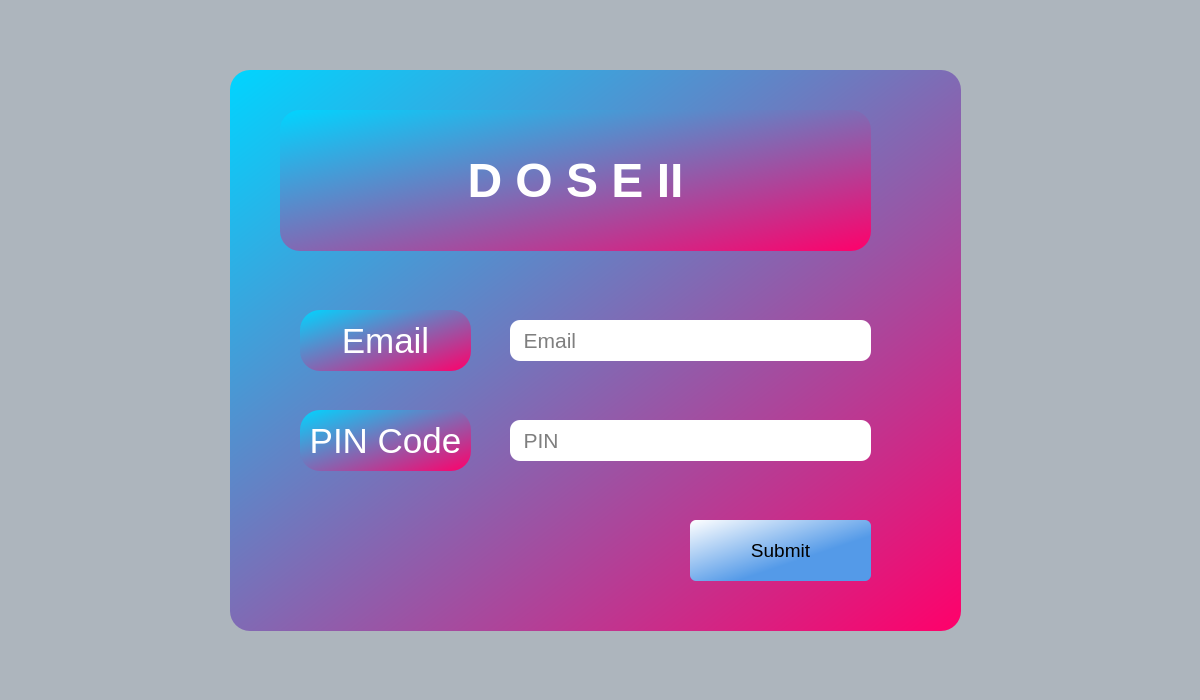
ayush-regmi/CoviCURE, file CoviCURE/Forms/Vaccine/loginview.ui: the form before one commit.
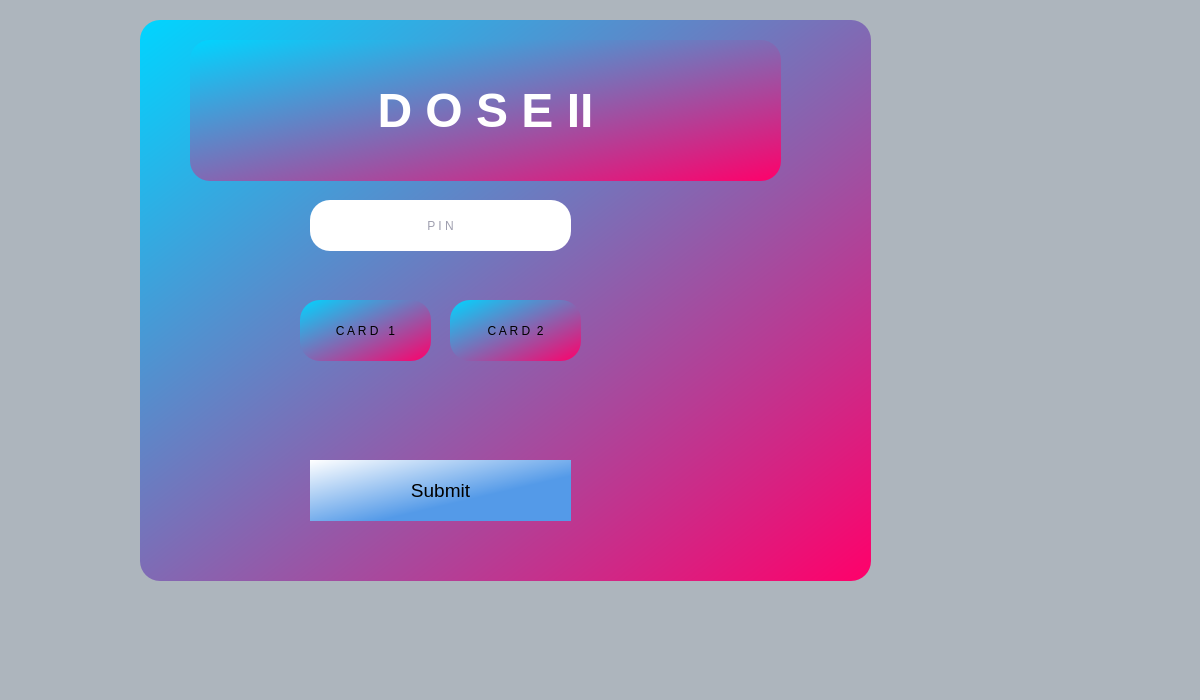
The form after the commit.

Patch:
```diff
--- a/CoviCURE/Forms/Vaccine/loginview.ui
+++ b/CoviCURE/Forms/Vaccine/loginview.ui
@@ -25,8 +25,8 @@
   <widget class="QGroupBox" name="groupBox">
    <property name="geometry">
     <rect>
-     <x>230</x>
-     <y>70</y>
+     <x>140</x>
+     <y>20</y>
      <width>731</width>
      <height>561</height>
     </rect>
@@ -42,7 +42,7 @@
     <property name="geometry">
      <rect>
       <x>50</x>
-      <y>40</y>
+      <y>20</y>
       <width>591</width>
       <height>141</height>
      </rect>
@@ -74,148 +74,12 @@
      <set>Qt::AlignCenter</set>
     </property>
    </widget>
-   <widget class="QLineEdit" name="lineEdit_email">
-    <property name="enabled">
-     <bool>true</bool>
-    </property>
-    <property name="geometry">
-     <rect>
-      <x>280</x>
-      <y>250</y>
-      <width>361</width>
-      <height>41</height>
-     </rect>
-    </property>
-    <property name="sizePolicy">
-     <sizepolicy hsizetype="Expanding" vsizetype="Preferred">
-      <horstretch>0</horstretch>
-      <verstretch>0</verstretch>
-     </sizepolicy>
-    </property>
-    <property name="font">
-     <font>
-      <pointsize>16</pointsize>
-      <italic>false</italic>
-      <bold>false</bold>
-     </font>
-    </property>
-    <property name="styleSheet">
-     <string notr="true">background-color: #fff;
-font: 16pt &quot;Segoe UI&quot;;
-
-border-radius: 10px;</string>
-    </property>
-    <property name="placeholderText">
-     <string>  Email</string>
-    </property>
-   </widget>
-   <widget class="QLabel" name="label_11">
-    <property name="geometry">
-     <rect>
-      <x>70</x>
-      <y>240</y>
-      <width>171</width>
-      <height>61</height>
-     </rect>
-    </property>
-    <property name="sizePolicy">
-     <sizepolicy hsizetype="Fixed" vsizetype="Preferred">
-      <horstretch>0</horstretch>
-      <verstretch>0</verstretch>
-     </sizepolicy>
-    </property>
-    <property name="font">
-     <font>
-      <pointsize>26</pointsize>
-      <italic>false</italic>
-      <bold>false</bold>
-     </font>
-    </property>
-    <property name="styleSheet">
-     <string notr="true">font: 26pt &quot;Segoe UI&quot;;
-color: rgb(255, 255, 255);</string>
-    </property>
-    <property name="text">
-     <string>Email</string>
-    </property>
-    <property name="alignment">
-     <set>Qt::AlignCenter</set>
-    </property>
-   </widget>
-   <widget class="QLineEdit" name="lineEdit_password">
-    <property name="geometry">
-     <rect>
-      <x>280</x>
-      <y>350</y>
-      <width>361</width>
-      <height>41</height>
-     </rect>
-    </property>
-    <property name="sizePolicy">
-     <sizepolicy hsizetype="Expanding" vsizetype="Preferred">
-      <horstretch>0</horstretch>
-      <verstretch>0</verstretch>
-     </sizepolicy>
-    </property>
-    <property name="font">
-     <font>
-      <pointsize>16</pointsize>
-      <italic>false</italic>
-      <bold>false</bold>
-     </font>
-    </property>
-    <property name="styleSheet">
-     <string notr="true">background-color: #fff;
-font: 16pt &quot;Segoe UI&quot;;
-
-border-radius: 10px;</string>
-    </property>
-    <property name="echoMode">
-     <enum>QLineEdit::Password</enum>
-    </property>
-    <property name="placeholderText">
-     <string>  PIN</string>
-    </property>
-   </widget>
-   <widget class="QLabel" name="label_12">
-    <property name="geometry">
-     <rect>
-      <x>70</x>
-      <y>340</y>
-      <width>171</width>
-      <height>61</height>
-     </rect>
-    </property>
-    <property name="sizePolicy">
-     <sizepolicy hsizetype="Fixed" vsizetype="Preferred">
-      <horstretch>0</horstretch>
-      <verstretch>0</verstretch>
-     </sizepolicy>
-    </property>
-    <property name="font">
-     <font>
-      <pointsize>26</pointsize>
-      <italic>false</italic>
-      <bold>false</bold>
-     </font>
-    </property>
-    <property name="styleSheet">
-     <string notr="true">font: 26pt &quot;Segoe UI&quot;;
-color: rgb(255, 255, 255);</string>
-    </property>
-    <property name="text">
-     <string>PIN Code</string>
-    </property>
-    <property name="alignment">
-     <set>Qt::AlignCenter</set>
-    </property>
-   </widget>
    <widget class="QPushButton" name="pushButton_submit">
     <property name="geometry">
      <rect>
-      <x>460</x>
-      <y>450</y>
-      <width>181</width>
+      <x>170</x>
+      <y>440</y>
+      <width>261</width>
       <height>61</height>
      </rect>
     </property>
@@ -235,12 +99,63 @@
     <property name="styleSheet">
      <string notr="true">background-color: qlineargradient(spread:reflect, x1:0, y1:0, x2:1, y2:1, stop:0 rgba(255, 255, 255, 255), stop:0.629213 rgba(84, 154, 232, 255));
 font: 14pt &quot;Arial Rounded MT Bold&quot;;
-border-radius: 6px;</string>
+border-radius: 50px;
+</string>
     </property>
     <property name="text">
      <string>Submit</string>
     </property>
    </widget>
+   <widget class="QLineEdit" name="lineEdit_pin">
+    <property name="geometry">
+     <rect>
+      <x>170</x>
+      <y>180</y>
+      <width>261</width>
+      <height>51</height>
+     </rect>
+    </property>
+    <property name="styleSheet">
+     <string notr="true">background-color: rgb(255, 255, 255);
+color: rgb(64, 64, 95);
+font: 18pt &quot;Segoe UI&quot;;</string>
+    </property>
+    <property name="text">
+     <string/>
+    </property>
+    <property name="alignment">
+     <set>Qt::AlignCenter</set>
+    </property>
+    <property name="placeholderText">
+     <string>P I N</string>
+    </property>
+   </widget>
+   <widget class="QPushButton" name="card1">
+    <property name="geometry">
+     <rect>
+      <x>160</x>
+      <y>280</y>
+      <width>131</width>
+      <height>61</height>
+     </rect>
+    </property>
+    <property name="text">
+     <string>C A R D   1</string>
+    </property>
+   </widget>
+   <widget class="QPushButton" name="card2">
+    <property name="geometry">
+     <rect>
+      <x>310</x>
+      <y>280</y>
+      <width>131</width>
+      <height>61</height>
+     </rect>
+    </property>
+    <property name="text">
+     <string>C A R D  2</string>
+    </property>
+   </widget>
   </widget>
  </widget>
  <resources/>
```
